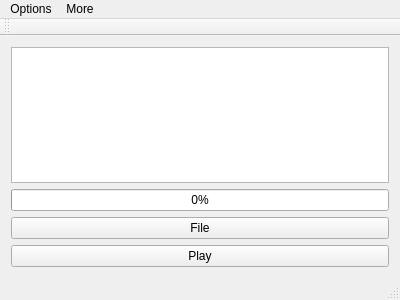
Qt form mainwindow.ui (heitor57/audook) before a commit.
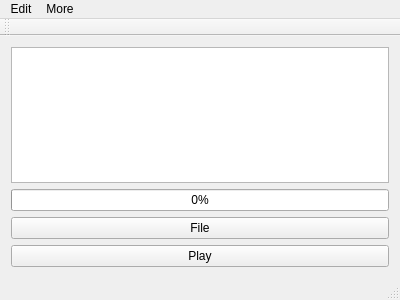
The same form after that commit. Icons and pictures are not drawn.

Commit message: simple languages option

```diff
--- a/mainwindow.ui
+++ b/mainwindow.ui
@@ -90,7 +90,7 @@
    </property>
    <widget class="QMenu" name="menuOptions">
     <property name="title">
-     <string>Options</string>
+     <string>Edit</string>
     </property>
    </widget>
    <widget class="QMenu" name="menuAbout">
```
Left out of the diff: 6 changed lines with no effect on the pictures. The commit also changes 6 other files.
